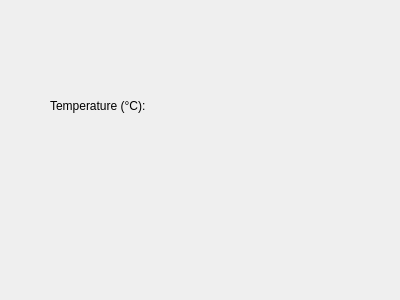
laboratory107/LeptonModule, file software/raspberrypi_video/Sucelje.ui: the form before one commit.
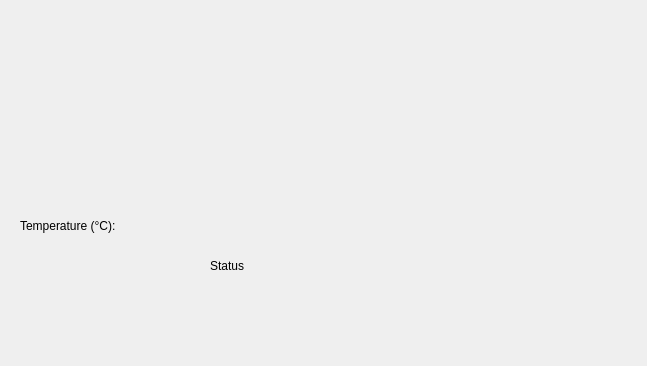
The form after the commit.

```diff
--- a/software/raspberrypi_video/Sucelje.ui
+++ b/software/raspberrypi_video/Sucelje.ui
@@ -6,8 +6,8 @@
    <rect>
     <x>0</x>
     <y>0</y>
-    <width>400</width>
-    <height>300</height>
+    <width>647</width>
+    <height>366</height>
    </rect>
   </property>
   <property name="windowTitle">
@@ -16,8 +16,8 @@
   <widget class="QLabel" name="ResultLabel">
    <property name="geometry">
     <rect>
-     <x>50</x>
-     <y>70</y>
+     <x>20</x>
+     <y>190</y>
      <width>151</width>
      <height>71</height>
     </rect>
@@ -26,6 +26,19 @@
     <string>Temperature (°C):</string>
    </property>
   </widget>
+  <widget class="QLabel" name="Status">
+   <property name="geometry">
+    <rect>
+     <x>210</x>
+     <y>230</y>
+     <width>151</width>
+     <height>71</height>
+    </rect>
+   </property>
+   <property name="text">
+    <string>Status</string>
+   </property>
+  </widget>
  </widget>
  <resources/>
  <connections/>
```
